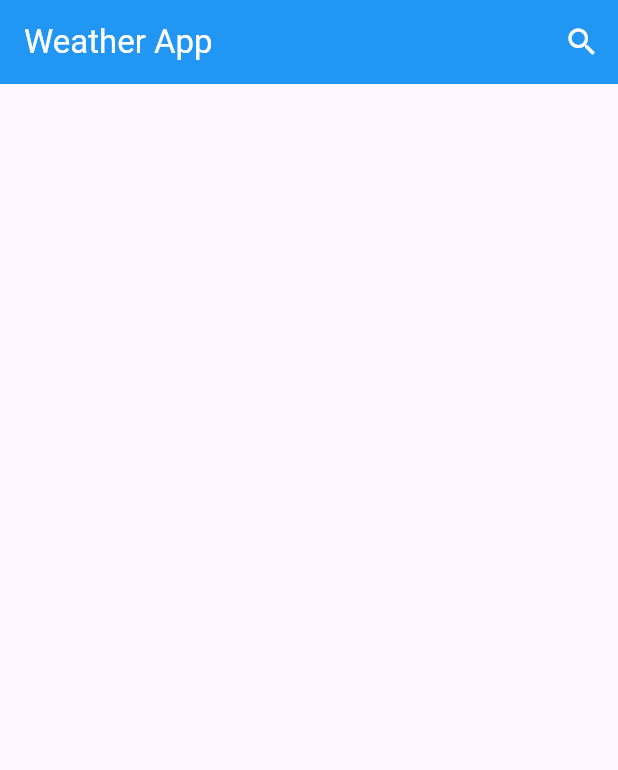
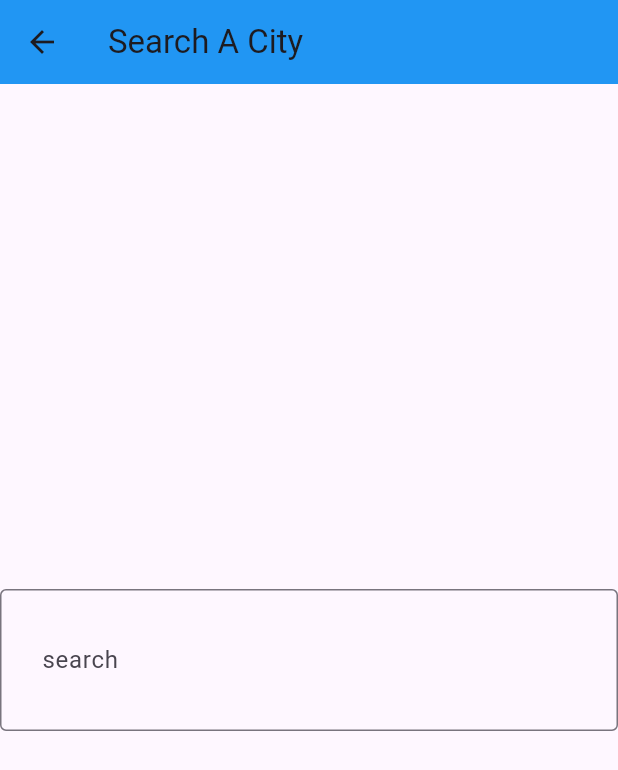
Before and after one commit to Ibrahim0011001/Weather_App, a Flutter app: the screen it shows after launch, after a tap on the "search" icon, on a phone screen of 412 x 824 dp. Shown: the top 770 px of the screen. Run offline on Flutter 3.47's test engine with Material 3 defaults, Android fonts, the phone set to English and light mode, and no system bars; our stand-ins replace flutter_bloc.

```diff
--- /dev/null
+++ b/lib/cubits/weather_cubit/weather_cubit.dart
@@ -0,0 +1,6 @@
+import 'package:flutter_bloc/flutter_bloc.dart';
+import 'package:weatherapp/cubits/weather_cubit/weather_state.dart';
+
+class WeatherCubit extends Cubit<WeatherState> {
+  WeatherCubit() : super(WeatherInitial());
+}
--- /dev/null
+++ b/lib/cubits/weather_cubit/weather_state.dart
@@ -0,0 +1,9 @@
+class WeatherState {}
+
+class WeatherInitial extends WeatherState {}
+
+class WeatherLoading extends WeatherState {}
+
+class WeatherSuccess extends WeatherState {}
+
+class WeatherFailure extends WeatherState {}
--- a/lib/main.dart
+++ b/lib/main.dart
@@ -10,7 +10,7 @@ class WeatherApp extends StatelessWidget {
 
   @override
   Widget build(BuildContext context) {
-    return MaterialApp(
+    return const MaterialApp(
       home: Homepage(),
     );
   }
--- a/lib/pages/Homepage.dart
+++ b/lib/pages/Homepage.dart
@@ -1,4 +1,5 @@
 import 'package:flutter/material.dart';
+import 'package:weatherapp/pages/searchpage.dart';
 
 class Homepage extends StatelessWidget {
   const Homepage({super.key});
@@ -14,9 +15,13 @@ class Homepage extends StatelessWidget {
           ),
           actions: [
             IconButton(
-              icon: Icon(Icons.search),
+              icon: const Icon(Icons.search),
               color: Colors.white,
-              onPressed: () {},
+              onPressed: () {
+                Navigator.of(context).push(MaterialPageRoute(
+                  builder: (context) => const Searchpage(),
+                ));
+              },
             ),
           ]),
     );
--- /dev/null
+++ b/lib/pages/searchpage.dart
@@ -0,0 +1,29 @@
+import 'package:flutter/material.dart';
+
+class Searchpage extends StatelessWidget {
+  const Searchpage({super.key});
+
+  @override
+  Widget build(BuildContext context) {
+    return Scaffold(
+      appBar: AppBar(
+        title: const Text('Search A City'),
+        backgroundColor: Colors.blue,
+      ),
+      body: Center(
+        child: TextField(
+          decoration: InputDecoration(
+              contentPadding:
+                  const EdgeInsets.symmetric(vertical: 32, horizontal: 24),
+              label: const Text('search'),
+              hintText: 'Enter a city',
+              border: const OutlineInputBorder(),
+              suffix: GestureDetector(
+                onTap: () {},
+                child: const Icon(Icons.search),
+              )),
+        ),
+      ),
+    );
+  }
+}
--- a/pubspec.yaml
+++ b/pubspec.yaml
@@ -35,6 +35,8 @@ dependencies:
   # The following adds the Cupertino Icons font to your application.
   # Use with the CupertinoIcons class for iOS style icons.
   cupertino_icons: ^1.0.6
+  http: ^1.2.2
+  flutter_bloc: ^8.1.6
 
 dev_dependencies:
   flutter_test:
```
Also changed, not shown: lib/models/weather_model.dart (added), pubspec.lock.
